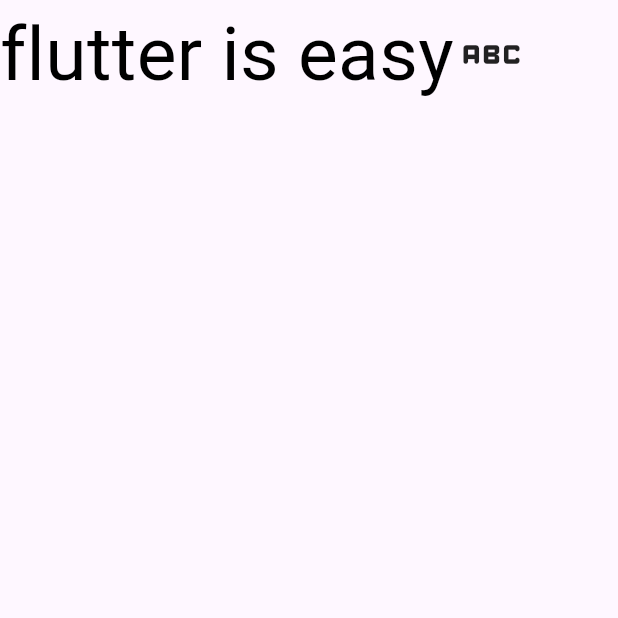
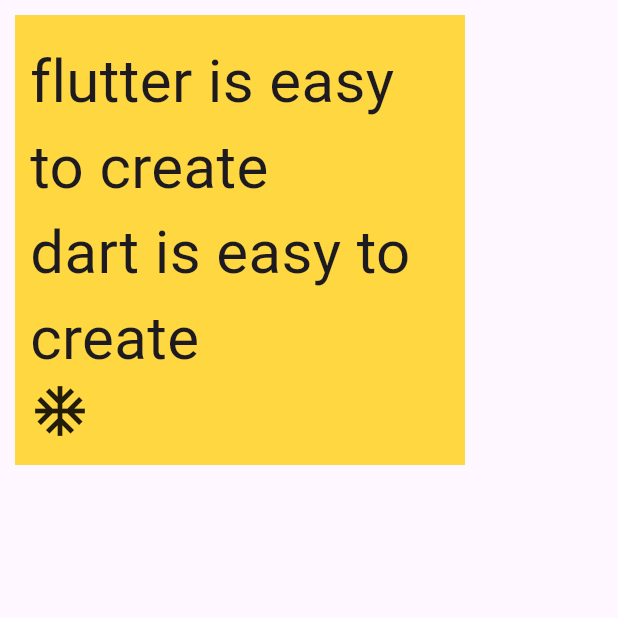
Before and after one commit to ChamodMullegama/flutter_2, a Flutter app: the screen it shows after launch, on a phone screen of 412 x 824 dp, the top half of it. Run offline on Flutter 3.47's test engine with Material 3 defaults, Android fonts, the light colour scheme and no system bars; Roboto replaces fonts that are missing (addressCity).

Commit message:
know alignment

```diff
--- a/lib/main.dart
+++ b/lib/main.dart
@@ -1,4 +1,5 @@
 import 'package:flutter/material.dart';
+import 'package:flutter/widgets.dart';
 
 void main() {
   runApp(myapp());
@@ -9,43 +10,52 @@
 
   @override
   Widget build(BuildContext context) {
-    return const MaterialApp(
+    return  MaterialApp(
       home: SafeArea(
         child: Scaffold(
-          // body: Column(
+          body: Container(
+            width: 300,
+            height: 300,
+            padding: const EdgeInsets.all(10),
+            margin: const EdgeInsets.all(10),
+            color: Colors.amberAccent,
+            child: const Column(
+              mainAxisAlignment: MainAxisAlignment.center,
+              crossAxisAlignment: CrossAxisAlignment.start,
+              children: [
+                Text(
+                  "flutter is easy to create",
+                  style: TextStyle(
+                    fontSize: 40,
+                  ),
+                ),
+                Text(
+                  "dart is easy to create",
+                  style: TextStyle(fontSize: 40),
+                ),
+                Icon(
+                  Icons.ac_unit,
+                  size: 40,
+                )
+              ],
+            ),
+          ),
+
+          // body: Row(
           //   children: [
           //     Text(
-          //       "flutter is easy to create",
+          //       "flutter is easy",
           //       style: TextStyle(
-          //         fontSize: 40,
-          //       ),
-          //     ),
-          //     Text(
-          //       "dart is easy to create",
-          //       style: TextStyle(fontSize: 40),
+          //           fontSize: 50,
+          //           fontFamily: AutofillHints.addressCity,
+          //           color: Colors.black),
           //     ),
           //     Icon(
-          //       Icons.ac_unit,
-          //       size: 40,
+          //       Icons.abc_rounded,
+          //       size: 50,
           //     )
           //   ],
           // ),
-
-          body: Row(
-            children: [
-              Text(
-                "flutter is easy",
-                style: TextStyle(
-                    fontSize: 50,
-                    fontFamily: AutofillHints.addressCity,
-                    color: Colors.black),
-              ),
-              Icon(
-                Icons.abc_rounded,
-                size: 50,
-              )
-            ],
-          ),
         ),
       ),
     );
```
